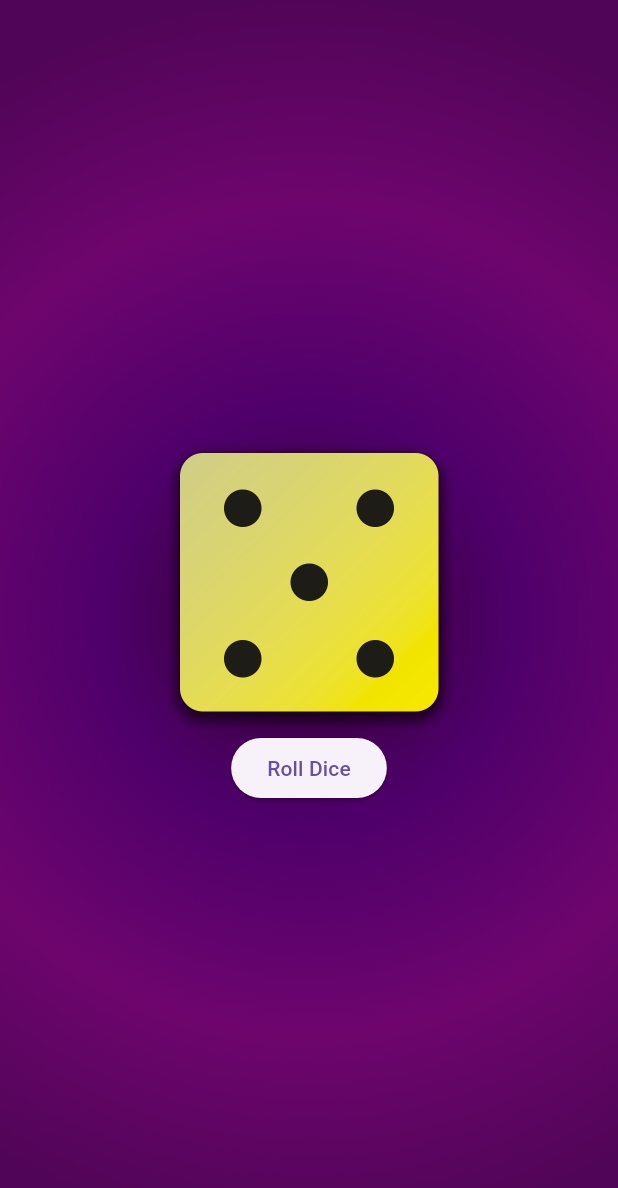
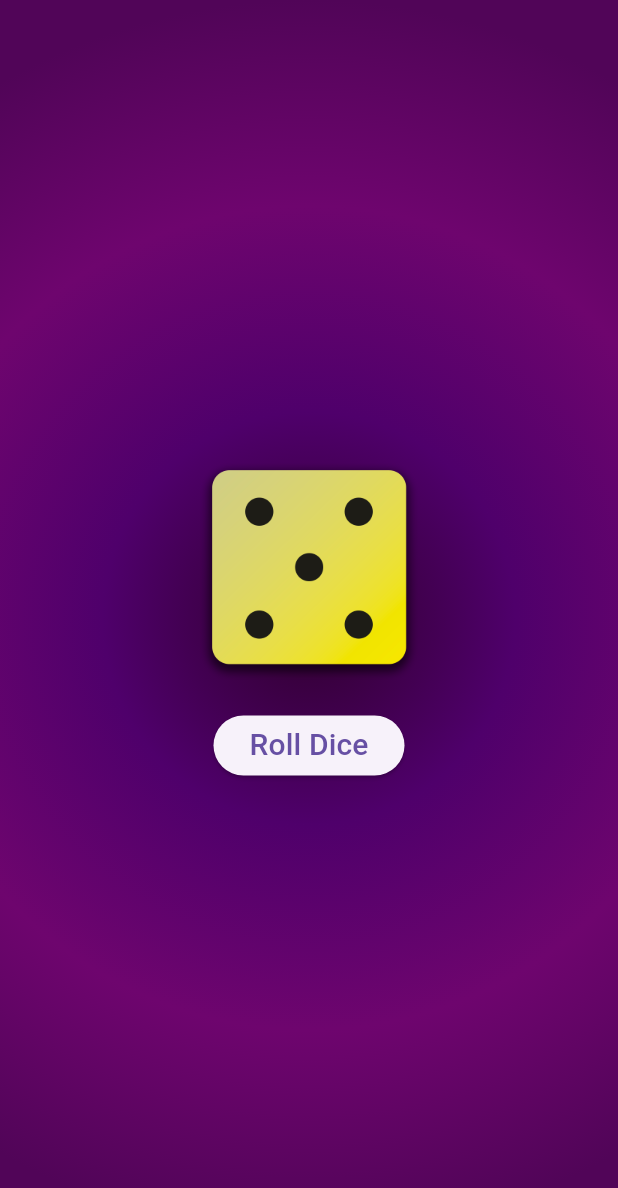
Before and after one commit to josuemj/Flutter-projects, a Flutter app: the screen it shows after launch, after a tap on "Roll Dice", on a phone screen of 412 x 824 dp. Shown: the top 1188 px of the screen. Run offline on Flutter 3.47's test engine with Material 3 defaults, Android fonts, the light colour scheme and no system bars; our stand-ins replace flutter_dotenv, flutter_riverpod, google_fonts, image_picker, location, transparent_image; missing offline and left inert: dart_eval.

Commit message:
refactor - 2 screen/view

```diff
--- a/rolling_dice_app/lib/dice_roller/dice_roller.dart
+++ /dev/null
@@ -1,38 +0,0 @@
-import 'package:flutter/material.dart';
-import 'dart:math';
-
-class DiceRoller extends StatefulWidget {
-  const DiceRoller({super.key});
-
-  @override
-  _DiceRollerState createState() => _DiceRollerState();
-}
-
-class _DiceRollerState extends State<DiceRoller> {
-  int _currentDiceRoll = 1;
-
-  void _rollDice() {
-    final random = Random();
-    int number = random.nextInt(6) + 1;
-
-    setState(() {
-      _currentDiceRoll = number;
-      print('Dice rolled to $_currentDiceRoll');
-    });
-  }
-
-  @override
-  Widget build(BuildContext context) {
-    return Column(
-      mainAxisAlignment: MainAxisAlignment.center,
-      children: [
-        Image.asset('assets/images/dice-$_currentDiceRoll.png',
-            width: 200, height: 200),
-        ElevatedButton(
-          onPressed: _rollDice,
-          child: Text('Roll Dice'),
-        ),
-      ],
-    );
-  }
-}
--- /dev/null
+++ b/rolling_dice_app/lib/dice_roller/dice_roller_screen.dart
@@ -0,0 +1,39 @@
+import 'package:flutter/material.dart';
+import 'dice_roller_view.dart';
+import 'dart:math';
+import '../theme/app_gradients.dart';
+
+class DiceRollerScreen extends StatefulWidget {
+  const DiceRollerScreen({super.key});
+
+  @override
+  _DiceRollerScreenState createState() => _DiceRollerScreenState();
+}
+
+class _DiceRollerScreenState extends State<DiceRollerScreen> {
+  final random = Random();
+  int diceValue = Random().nextInt(6) + 1;
+
+  void onRoll() {
+    setState(() {
+      diceValue = random.nextInt(6) + 1;
+    });
+  }
+
+  @override
+  Widget build(BuildContext context) {
+    return Scaffold(
+      body: Container(
+        decoration: const BoxDecoration(
+          gradient: AppGradients.main,
+        ),
+        child: Center(
+          child: DiceRollerView(
+            diceValue: diceValue,
+            onRoll: onRoll,
+          ),
+        ),
+      ),
+    );
+  }
+}
--- /dev/null
+++ b/rolling_dice_app/lib/dice_roller/dice_roller_view.dart
@@ -0,0 +1,35 @@
+import 'package:flutter/material.dart';
+import 'dart:math';
+
+class DiceRollerView extends StatelessWidget {
+  const DiceRollerView({
+    super.key,
+    required this.diceValue,
+    required this.onRoll,
+  });
+
+  final int diceValue;
+  final VoidCallback onRoll;
+
+  @override
+  Widget build(BuildContext context) {
+    return Column(
+      mainAxisSize: MainAxisSize.min,
+      mainAxisAlignment: MainAxisAlignment.center,
+      spacing: 20,
+      children: [
+        Image.asset(
+          'assets/images/dice-$diceValue.png',
+          width: 150,
+          height: 150,
+        ),
+        ElevatedButton(
+            onPressed: onRoll,
+            child: Text(
+              'Roll Dice',
+              style: TextStyle(fontSize: 20),
+            )),
+      ],
+    );
+  }
+}
--- a/rolling_dice_app/lib/main.dart
+++ b/rolling_dice_app/lib/main.dart
@@ -1,20 +1,19 @@
 import 'package:flutter/material.dart';
 import 'theme/app_gradients.dart';
-import 'dice_roller/dice_roller.dart';
+import 'dice_roller/dice_roller_view.dart';
+import 'dice_roller/dice_roller_screen.dart';
 
 void main() {
-  runApp(
-    MaterialApp(
-      home: Scaffold(
-        body: Container(
-          decoration: BoxDecoration(
-            gradient: AppGradients.main,
-          ),
-          child: Center(
-            child: DiceRoller(),
-          ),
-        ),
-      ),
-    ),
-  );
+  runApp(const DiceRollerApp());
 }
+
+class DiceRollerApp extends StatelessWidget {
+  const DiceRollerApp({super.key});
+
+  @override
+  Widget build(BuildContext context) {
+    return MaterialApp(
+      home: DiceRollerScreen(),
+    );
+  }
+}
```
